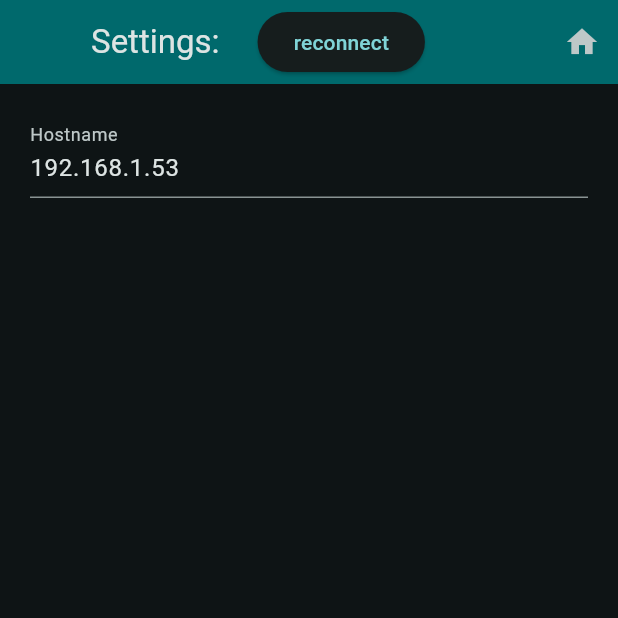
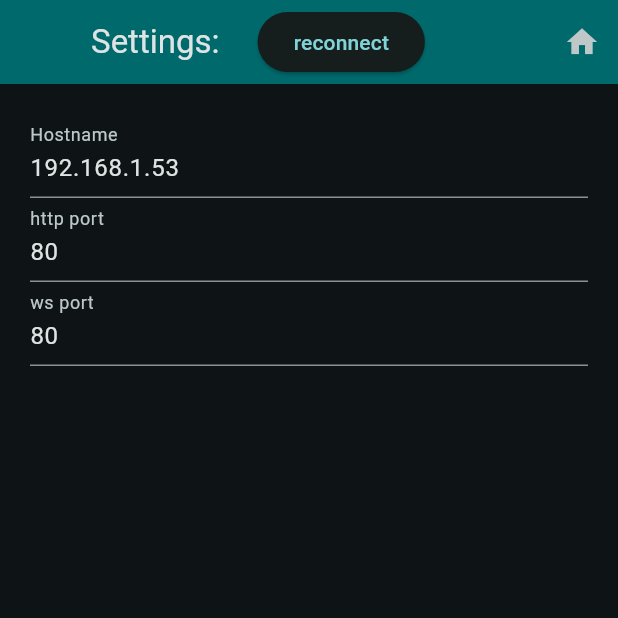
Before and after one commit to Enweave/matrixmix, a Flutter app: the screen it shows after launch, after a tap on the "settings" icon, on a phone screen of 412 x 824 dp, the top half of it. Run offline on Flutter 3.47's test engine with Material 2 defaults, Android fonts, the light colour scheme and no system bars; our stand-ins replace go_router, shared_preferences, string_validator, syncfusion_flutter_sliders; missing offline and left inert: throttled; network calls fail.

Commit message:
move port settings

```diff
--- a/lib/models.dart
+++ b/lib/models.dart
@@ -75,7 +75,11 @@ class FaderGroupConfig {
 class DSPServerModel extends ChangeNotifier {
   SharedPreferences prefs;
   WebSocketChannel? channel = null;
-  String hostName = '';
+  String schemeHttp = 'http://';
+  String schemeWs = 'ws://';
+  int httpPort = 80;
+  int wsPort = 80;
+  String hostName = '192.168.1.53';
   bool isConnected = false;
   int currentSubmix = 0;
   Map<int, FaderGroupConfig> faderGroups = {};
@@ -85,8 +89,16 @@ class DSPServerModel extends ChangeNotifier {
     notifyListeners();
   }
 
+  Uri getHelloUrl() {
+    return Uri.parse('$schemeHttp$hostName:$httpPort/hello');
+  }
+
+  Uri getWsUrl() {
+    return Uri.parse('$schemeWs$hostName:$wsPort');
+  }
+
   Future connect() async {
-    final response = await http.get(ApiInfo().getHelloUrl(host: hostName));
+    final response = await http.get(getHelloUrl());
     if (response.statusCode == 200) {
       receiveFaderValues(jsonDecode(response.body));
     }
@@ -95,8 +107,7 @@ class DSPServerModel extends ChangeNotifier {
       channel!.sink.close();
     }
 
-    Uri url = ApiInfo().getWsUrl(host: hostName);
-    channel = WebSocketChannel.connect(url);
+    channel = WebSocketChannel.connect(getWsUrl());
     try {
       await channel?.ready;
       _updateConnectionStatus(true);
@@ -122,14 +133,28 @@ class DSPServerModel extends ChangeNotifier {
   }
 
   DSPServerModel(this.prefs) {
-    hostName = prefs.getString(HOSTNAME_SETTINGS_KEY) ?? ApiInfo.defaultHost;
+    hostName = prefs.getString(HOSTNAME_SETTINGS_KEY) ?? hostName;
     currentSubmix = prefs.getInt(SUBMIX_SETTINGS_KEY) ?? currentSubmix;
+    httpPort = prefs.getInt(HTTP_PORT_SETTINGS_KEY) ?? httpPort;
+    wsPort = prefs.getInt(WS_PORT_SETTINGS_KEY) ?? wsPort;
     faderGroups = getFaderGroupConfigs();
   }
 
   void updateHostName(String host) {
     hostName = host;
     prefs.setString(HOSTNAME_SETTINGS_KEY, host);
+    notifyListeners();
+  }
+
+  void updateHttpPort(int port) {
+    httpPort = port;
+    prefs.setInt(HTTP_PORT_SETTINGS_KEY, port);
+    notifyListeners();
+  }
+
+  void updateWsPort(int port) {
+    wsPort = port;
+    prefs.setInt(WS_PORT_SETTINGS_KEY, port);
     notifyListeners();
   }
 
--- a/lib/settings.dart
+++ b/lib/settings.dart
@@ -4,6 +4,8 @@ const String HOME_PAGE = 'home';
 const String SETTINGS_PAGE = 'settings';
 const String HOSTNAME_SETTINGS_KEY = 'hostname';
 const String SUBMIX_SETTINGS_KEY = 'submix';
+const String HTTP_PORT_SETTINGS_KEY = 'httpPort';
+const String WS_PORT_SETTINGS_KEY = 'wsPort';
 const Duration FADER_SEND_INTERVAL = Duration(milliseconds: 50);
 
 Map<int, FaderGroupConfig> getFaderGroupConfigs() {
@@ -61,21 +63,3 @@ Map<int, FaderGroupConfig> getFaderGroupConfigs() {
     ]),
   };
 }
-
-class ApiInfo {
-  static const String defaultHost = '192.168.1.53';
-  static const String defaultScheme = 'http://';
-  static const String defaultHttpPort = ':3000';
-  static const String defaultWebSocketPort = ':3001';
-
-  Uri getWsUrl({String host = defaultHost}) {
-    return Uri.parse('ws://$host$defaultWebSocketPort/ws');
-  }
-
-  Uri getHelloUrl({String host = defaultHost}) {
-    return Uri.parse('$defaultScheme$host$defaultHttpPort/hello');
-  }
-  Uri getFadersUrl({String host = defaultHost}) {
-    return Uri.parse('$defaultScheme$host$defaultHttpPort/faders');
-  }
-}
--- a/lib/ui/settingsPage.dart
+++ b/lib/ui/settingsPage.dart
@@ -1,4 +1,5 @@
 import 'package:flutter/material.dart';
+import 'package:flutter/services.dart';
 import 'package:go_router/go_router.dart';
 import 'package:matrixmix/models.dart';
 import 'package:matrixmix/settings.dart';
@@ -66,6 +67,46 @@ class _SettingsPageState extends State<SettingsPage> {
                                 dspServer.updateHostName(value);
                               }
                             }),
+                        // input for httpPort
+                        TextFormField(
+                            keyboardType: TextInputType.number,
+                            inputFormatters: [FilteringTextInputFormatter.digitsOnly],
+                            decoration: const InputDecoration(
+                              label: Text('http port'),
+                              hintText: 'http port (80)',
+                            ),
+                            validator: (value) {
+                              if (value == null || value.isEmpty) {
+                                return 'Please enter port';
+                              }
+                              return null;
+                            },
+                            initialValue: dspServer.httpPort.toString(),
+                            onChanged: (value) {
+                              if (_formKey.currentState!.validate()) {
+                                dspServer.updateHttpPort(int.parse(value));
+                              }
+                            }),
+                        // input for wsPort
+                        TextFormField(
+                            keyboardType: TextInputType.number,
+                            inputFormatters: [FilteringTextInputFormatter.digitsOnly],
+                            decoration: const InputDecoration(
+                              label: Text('ws port'),
+                              hintText: 'ws port (80)',
+                            ),
+                            validator: (value) {
+                              if (value == null || value.isEmpty) {
+                                return 'Please enter port';
+                              }
+                              return null;
+                            },
+                            initialValue: dspServer.wsPort.toString(),
+                            onChanged: (value) {
+                              if (_formKey.currentState!.validate()) {
+                                dspServer.updateWsPort(int.parse(value));
+                              }
+                            }),
                         // button
                       ],
                     )))));
```
